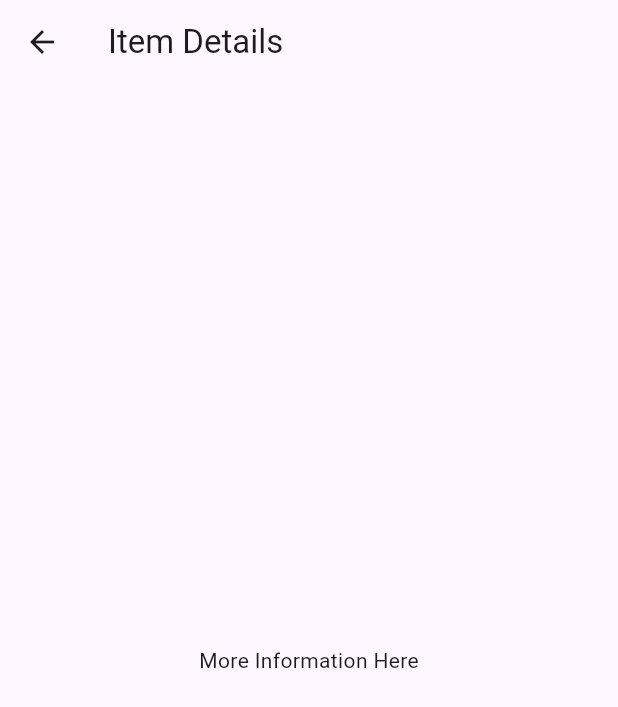
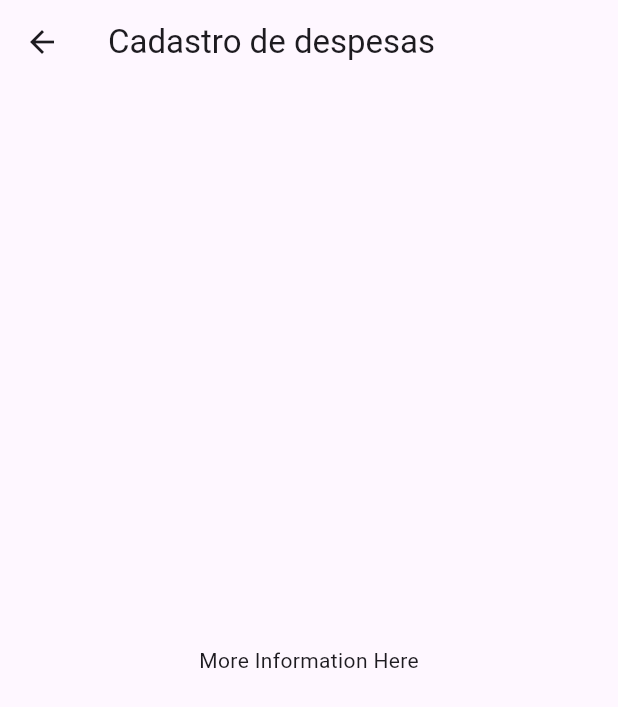
Before and after one commit to jessicameira/costhub, a Flutter app: the SampleItemDetailsView screen opened by its route, on a phone screen of 412 x 824 dp. Shown: the top 707 px of the screen. Run offline on Flutter 3.47's test engine with Material 3 defaults, Android fonts, the phone set to English and light mode, and no system bars; generated files the repository leaves out were written again.

Commit message:
change text

```diff
--- a/lib/src/sample_feature/sample_item_details_view.dart
+++ b/lib/src/sample_feature/sample_item_details_view.dart
@@ -10,7 +10,7 @@ class SampleItemDetailsView extends StatelessWidget {
   Widget build(BuildContext context) {
     return Scaffold(
       appBar: AppBar(
-        title: const Text('Item Details'),
+        title: const Text('Cadastro de despesas'),
       ),
       body: const Center(
         child: Text('More Information Here'),
```
